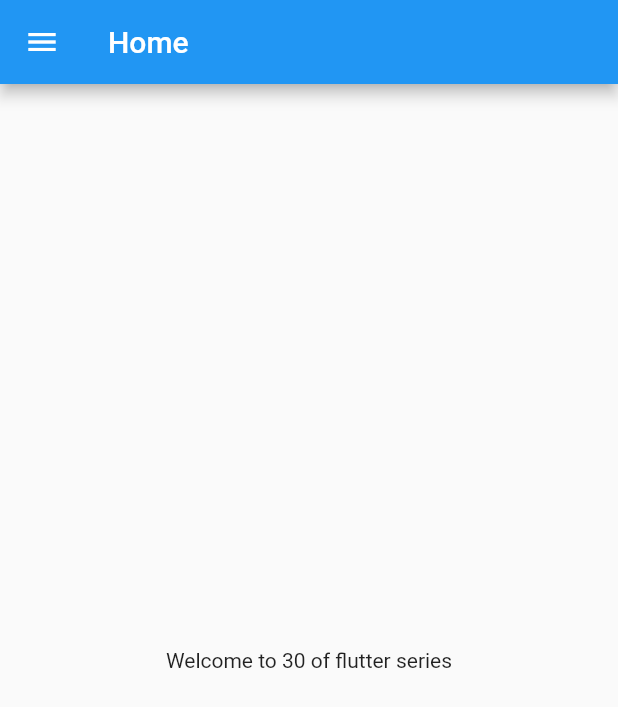
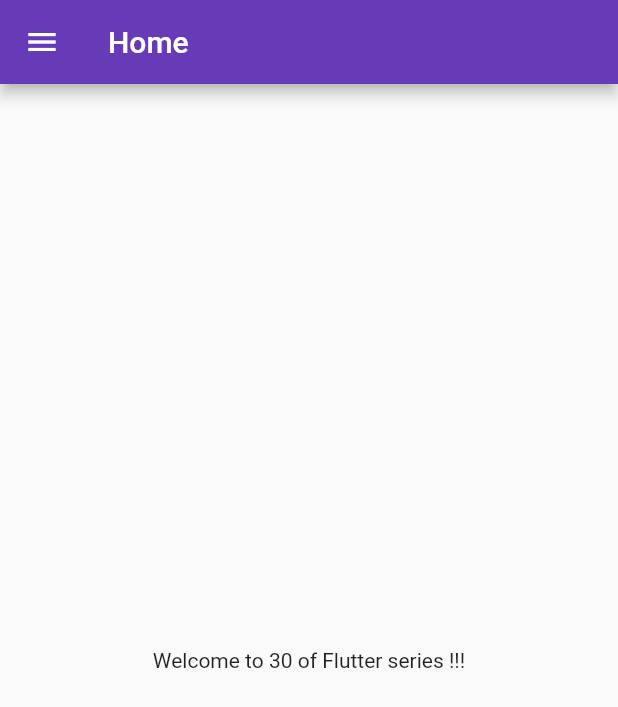
Before and after one commit to utkarshshekhar13/flutterSeries, a Flutter app: the screen it shows after launch, on a phone screen of 412 x 824 dp. Shown: the top 707 px of the screen. Run offline on Flutter 3.47's test engine with Material 2 defaults, Android fonts, the phone set to English and light mode, and no system bars.

Commit message:
Day 3 completed

```diff
--- a/lib/main.dart
+++ b/lib/main.dart
@@ -1,5 +1,6 @@
 import 'package:flutter/material.dart';
-import 'package:flutter_catalog/home_page.dart';
+import 'package:flutter_catalog/pages/home_page.dart';
+import 'package:flutter_catalog/pages/login_page.dart';
 
 void main() {
   runApp(MyApp());
@@ -10,8 +11,28 @@ class MyApp extends StatelessWidget {
       : super(
             key: key); //Can be ignored right now untill we're passing any data
 
+// home: HomePage(),
   @override
   Widget build(BuildContext context) {
-    return MaterialApp(home: HomePage());
+    // addNumber(4, 5);
+    return MaterialApp(
+      themeMode: ThemeMode.light,
+      theme: ThemeData(primarySwatch: Colors.deepPurple),
+      darkTheme: ThemeData(brightness: Brightness.light),
+      initialRoute: "/home",
+      routes: {
+        "/":(context) => LoginPage(),
+        "/home":(context) => HomePage(),
+        "/login":(context) => new LoginPage() //no need to put new keyword as dart is smart enough to know it is an object
+      },
+    );
   }
+
+  // showList({required bool isLoggedIn, String list = "List Value"}) {
+  //   print("Logged in $isLoggedIn and list is $list");
+  // }
+
+  // addNumber(int a, int b) {
+  //   print(a + b);
+  // }
 }
--- a/lib/home_page.dart
+++ b/lib/pages/home_page.dart
@@ -13,7 +13,7 @@ class HomePage extends StatelessWidget {
       ),
       body: Center(
         child: Container(
-          child: Text("Welcome to $days of flutter series"),
+          child: Text("Welcome to $days of $name series !!!"),
         ),
       ),
       drawer: Drawer(),
```
Also changed, not shown: lib/pages/login_page.dart (added, +22 -0 lines).
